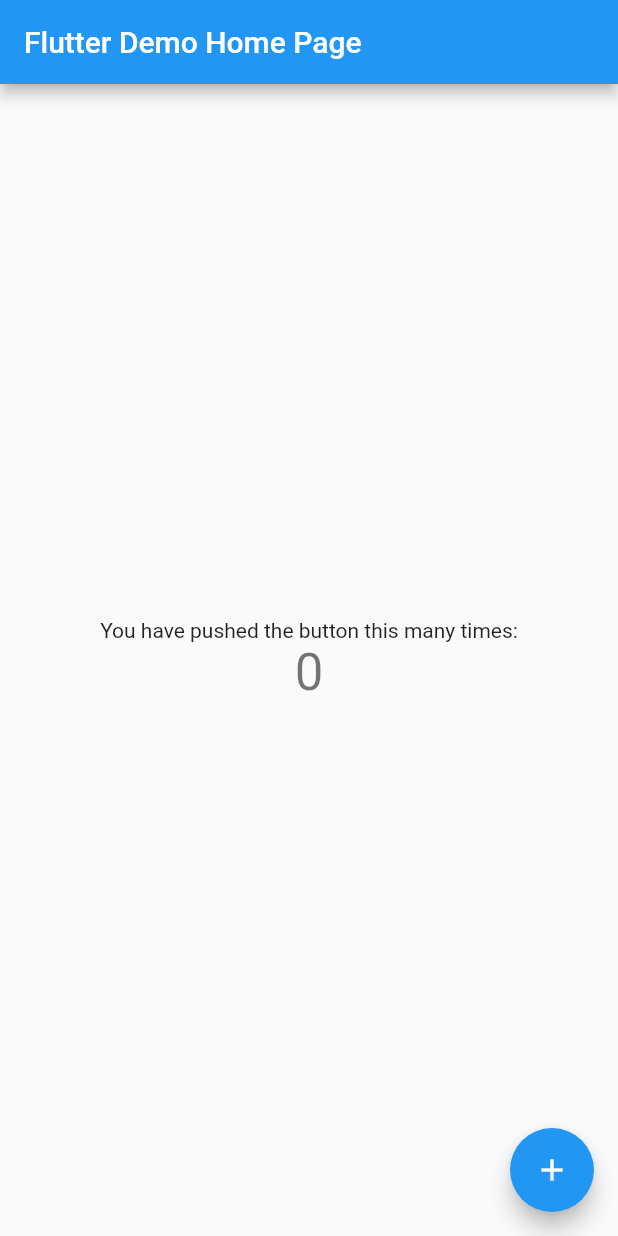
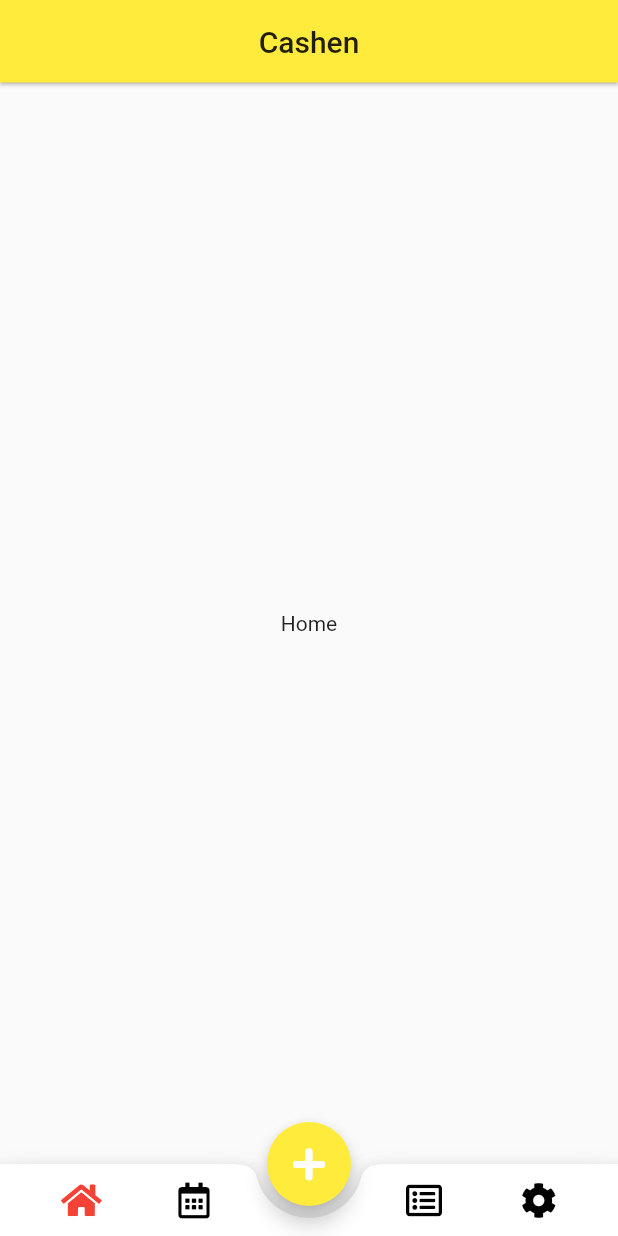
Before and after one commit to Kurogoma939/flutter_cashen, a Flutter app: the screen it shows after launch, on a phone screen of 412 x 824 dp. Run offline on Flutter 3.47's test engine with Material 2 defaults, Android fonts, the light colour scheme and no system bars; our stand-ins replace font_awesome_flutter; Roboto replaces fonts that are missing (MPLUSRounded).

Commit message:
BottomNaVigationBar作成

```diff
--- /dev/null
+++ b/lib/app.dart
@@ -0,0 +1,58 @@
+///パッケージ
+import 'package:cashen/presentations/widgets/BottomNavigationBar.dart';
+import 'package:flutter/material.dart';
+import 'package:font_awesome_flutter/font_awesome_flutter.dart';
+
+import 'presentations/pages/add_tab_page.dart';
+import 'presentations/pages/calendar_tab_page.dart';
+import 'presentations/pages/history_tab_page.dart';
+import 'presentations/pages/home_tab_page.dart';
+import 'presentations/pages/setting_tab_page.dart';
+
+class CashenHome extends StatefulWidget {
+  @override
+  _CashenHomeState createState() => _CashenHomeState();
+}
+
+class _CashenHomeState extends State<CashenHome> {
+  ///初期インデックス(Homeを指定）
+  int index = 0;
+
+  ///ページリストの表示
+  final tabs = <Widget>[
+    const HomeTab(),
+    const CalendarTab(),
+    const HistoryTab(),
+    const SettingTab(),
+  ];
+
+  ///タブの切り替え
+  void onChangedTab(int index) {
+    setState(() {
+      this.index = index;
+    });
+  }
+
+  @override
+  Widget build(BuildContext context) {
+    return Scaffold(
+      body: tabs[index],
+      bottomNavigationBar: BottomTabWidget(
+        index: index,
+        onChangedTab: onChangedTab,
+      ),
+      floatingActionButton: FloatingActionButton(
+        onPressed: () {
+          Navigator.push(
+              context,
+              MaterialPageRoute(
+                builder: (context) => AddTab(),
+              ));
+        },
+        child: Icon(FontAwesomeIcons.plus),
+        backgroundColor: Colors.yellow,
+      ),
+      floatingActionButtonLocation: FloatingActionButtonLocation.centerDocked,
+    );
+  }
+}
--- a/lib/main.dart
+++ b/lib/main.dart
@@ -1,4 +1,6 @@
 import 'package:flutter/material.dart';
+
+import 'app.dart';
 
 void main() {
   runApp(MyApp());
@@ -9,58 +11,23 @@
   @override
   Widget build(BuildContext context) {
     return MaterialApp(
-      title: 'Flutter Demo',
+      title: 'cashen',
+
+      ///通常テーマ
       theme: ThemeData(
-        primarySwatch: Colors.blue,
+          primarySwatch: Colors.yellow,
+          fontFamily: 'MPLUSRounded',
+          accentColor: Colors.black87),
+
+      ///ダークテーマ
+      darkTheme: ThemeData(
+        brightness: Brightness.dark,
+        primarySwatch: Colors.yellow,
+        fontFamily: 'MPLUSRounded',
       ),
-      home: MyHomePage(title: 'Flutter Demo Home Page'),
+
+      ///ホームの指定
+      home: CashenHome(),
     );
   }
 }
-
-class MyHomePage extends StatefulWidget {
-  MyHomePage({Key? key, required this.title}) : super(key: key);
-
-  final String title;
-
-  @override
-  _MyHomePageState createState() => _MyHomePageState();
-}
-
-class _MyHomePageState extends State<MyHomePage> {
-  int _counter = 0;
-
-  void _incrementCounter() {
-    setState(() {
-      _counter++;
-    });
-  }
-
-  @override
-  Widget build(BuildContext context) {
-    return Scaffold(
-      appBar: AppBar(
-        title: Text(widget.title),
-      ),
-      body: Center(
-        child: Column(
-          mainAxisAlignment: MainAxisAlignment.center,
-          children: <Widget>[
-            Text(
-              'You have pushed the button this many times:',
-            ),
-            Text(
-              '$_counter',
-              style: Theme.of(context).textTheme.headline4,
-            ),
-          ],
-        ),
-      ),
-      floatingActionButton: FloatingActionButton(
-        onPressed: _incrementCounter,
-        tooltip: 'Increment',
-        child: Icon(Icons.add),
-      ), // This trailing comma makes auto-formatting nicer for build methods.
-    );
-  }
-}
--- /dev/null
+++ b/lib/presentations/pages/home_tab_page.dart
@@ -0,0 +1,23 @@
+import 'package:flutter/material.dart';
+
+class HomeTab extends StatelessWidget {
+  const HomeTab({Key? key}) : super(key: key);
+
+  @override
+  Widget build(BuildContext context) {
+    return Scaffold(
+      appBar: PreferredSize(
+        preferredSize: const Size.fromHeight(55),
+        child: AppBar(
+          automaticallyImplyLeading: false,
+          title: const Text('Cashen'),
+          centerTitle: true,
+          elevation: 1,
+        ),
+      ),
+      body: Center(
+        child: Text('Home'),
+      ),
+    );
+  }
+}
--- /dev/null
+++ b/lib/presentations/widgets/BottomNavigationBar.dart
@@ -0,0 +1,71 @@
+import 'package:flutter/material.dart';
+import 'package:font_awesome_flutter/font_awesome_flutter.dart';
+
+class BottomTabWidget extends StatefulWidget {
+  final int index;
+  final ValueChanged<int> onChangedTab;
+
+  const BottomTabWidget({
+    required this.index,
+    required this.onChangedTab,
+    Key? key,
+  }) : super(key: key);
+
+  @override
+  _BottomTabWidgetState createState() => _BottomTabWidgetState();
+}
+
+class _BottomTabWidgetState extends State<BottomTabWidget> {
+  @override
+  Widget build(BuildContext context) {
+    ///真ん中のスペース用の透明なやつ
+    final placeholder = Opacity(
+      opacity: 0,
+      child: IconButton(icon: Icon(Icons.no_cell), onPressed: null),
+    );
+
+    return BottomAppBar(
+      shape: CircularNotchedRectangle(),
+      notchMargin: 8,
+      child: Row(
+        mainAxisAlignment: MainAxisAlignment.spaceEvenly,
+        children: [
+          buildTabItem(
+            index: 0,
+            icon: Icon(FontAwesomeIcons.home),
+          ),
+          buildTabItem(
+            index: 1,
+            icon: Icon(FontAwesomeIcons.calendarAlt),
+          ),
+          placeholder,
+          buildTabItem(
+            index: 2,
+            icon: Icon(FontAwesomeIcons.listAlt),
+          ),
+          buildTabItem(
+            index: 3,
+            icon: Icon(FontAwesomeIcons.cog),
+          ),
+        ],
+      ),
+    );
+  }
+
+  Widget buildTabItem({
+    required int index,
+    required Icon icon,
+  }) {
+    final isSelected = index == widget.index;
+
+    return IconTheme(
+      data: IconThemeData(
+        color: isSelected ? Colors.red : Colors.black,
+      ),
+      child: IconButton(
+        icon: icon,
+        onPressed: () => widget.onChangedTab(index),
+      ),
+    );
+  }
+}
```
Also changed, not shown: lib/presentations/pages/add_tab_page.dart (added, +29 -0 lines), lib/presentations/pages/calendar_tab_page.dart (added, +23 -0 lines), lib/presentations/pages/history_tab_page.dart (added, +23 -0 lines), lib/presentations/pages/setting_tab_page.dart (added, +23 -0 lines), pubspec.yaml (+4 -9 lines), 1 other file.
